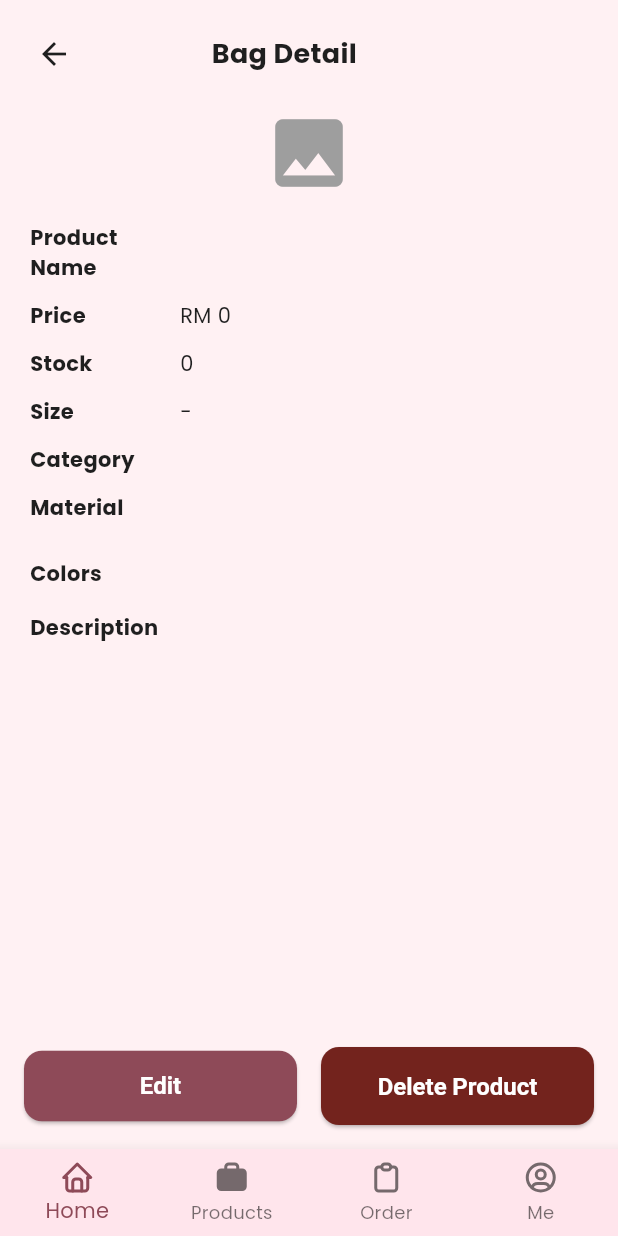
After one commit to adamimrn22/MAP_Flutter_Project_Wanderers, a Flutter app: the SellerPreviewBagScreen screen opened by its route, on a phone screen of 412 x 824 dp. The commit adds this screen. Run offline on Flutter 3.47's test engine with Material 3 defaults, Android fonts, the phone set to English and light mode, and no system bars; our stand-ins replace cloud_firestore, firebase_auth, firebase_core, flutter_tabler_icons, go_router, google_fonts and 2 more; accounts and stored records are empty.

Commit message:
created preview bag page and delete bag function

```diff
--- a/lib/routing/router.dart
+++ b/lib/routing/router.dart
@@ -29,6 +29,7 @@ import 'package:mycrochetbag/ui/seller/widget/seller_main_screen.dart';
 import 'package:mycrochetbag/ui/customer/customer_profile/customer_profile_screen.dart';
 import 'package:mycrochetbag/ui/admin/widgets/admin_profile_screen.dart';
 import 'package:mycrochetbag/ui/seller/seller_manage_bag/seller_add_bag/widget/seller_addbag_screen.dart';
+import 'package:mycrochetbag/ui/seller/seller_manage_bag/seller_preview_bag/widgets/seller_previewBag_screen.dart';
 
 
 final _rootNavigatorKey = GlobalKey<NavigatorState>();
@@ -173,6 +174,10 @@ GoRouter router(AuthServices authServices) => GoRouter(
           path: Routes.sellerAddBag, // '/seller/add-bag'
           builder: (context, state) => AddProductPage(),
         ),
+        GoRoute(
+          path: Routes.sellerPreviewBag, // '/seller/preview-bag'
+          builder: (context, state) => const SellerPreviewBagScreen(productId: '',), // Or with data if needed
+        ),
 
       ],
     ),
--- a/lib/routing/routes.dart
+++ b/lib/routing/routes.dart
@@ -19,6 +19,8 @@ abstract final class Routes {
   static const sellerProduct = '/seller/products';
   static const sellerOrders = '/seller/orders';
   static const sellerAddBag = '/seller/add-bag';
+  static const sellerPreviewBag = '/seller/preview-bag';
+
 
 
   // Admin Route
--- /dev/null
+++ b/lib/ui/seller/seller_manage_bag/seller_preview_bag/widgets/seller_previewBag_screen.dart
@@ -0,0 +1,249 @@
+import 'package:flutter/material.dart';
+import 'package:cloud_firestore/cloud_firestore.dart';
+import 'package:mycrochetbag/firebase_services.dart';
+
+class SellerPreviewBagScreen extends StatefulWidget {
+  final String productId;
+
+  const SellerPreviewBagScreen({super.key, required this.productId});
+
+  @override
+  State<SellerPreviewBagScreen> createState() => _SellerPreviewBagScreenState();
+}
+
+class _SellerPreviewBagScreenState extends State<SellerPreviewBagScreen> {
+  final FirestoreServices _firestoreService = FirestoreServices();
+
+  late PageController _pageController;
+  int _currentImageIndex = 0;
+
+  Map<String, dynamic>? _productData;
+  bool _loading = true;
+
+  @override
+  void initState() {
+    super.initState();
+    _pageController = PageController();
+    _fetchProduct();
+  }
+
+  void _fetchProduct() async {
+    final doc = await FirebaseFirestore.instance.collection('products').doc(widget.productId).get();
+    if (doc.exists) {
+      setState(() {
+        _productData = doc.data()!;
+        _loading = false;
+      });
+    } else {
+      setState(() {
+        _productData = null;
+        _loading = false;
+      });
+    }
+  }
+
+  @override
+  void dispose() {
+    _pageController.dispose();
+    super.dispose();
+  }
+
+  Future<void> _confirmDelete() async {
+    final confirmed = await showDialog<bool>(
+      context: context,
+      builder: (context) => AlertDialog(
+        title: const Text('Confirm Delete'),
+        content: const Text('Are you sure you want to delete this product?'),
+        actions: [
+          TextButton(
+            onPressed: () => Navigator.pop(context, false),
+            child: const Text('Cancel'),
+          ),
+          TextButton(
+            onPressed: () => Navigator.pop(context, true),
+            child: const Text('Delete', style: TextStyle(color: Colors.red)),
+          ),
+        ],
+      ),
+    );
+
+    if (confirmed == true) {
+      try {
+        await _firestoreService.deleteProduct(widget.productId);
+        if (!mounted) return;
+        ScaffoldMessenger.of(context).showSnackBar(
+          const SnackBar(content: Text('Product deleted successfully')),
+        );
+        Navigator.pop(context);
+      } catch (e) {
+        ScaffoldMessenger.of(context).showSnackBar(
+          SnackBar(content: Text('Failed to delete: $e')),
+        );
+      }
+    }
+  }
+
+  @override
+  Widget build(BuildContext context) {
+    if (_loading) {
+      return const Scaffold(body: Center(child: CircularProgressIndicator()));
+    }
+
+    if (_productData == null) {
+      return const Scaffold(body: Center(child: Text('Product not found.')));
+    }
+
+    final images = List<String>.from(_productData!['images'] ?? []);
+
+    return Scaffold(
+      body: SafeArea(
+        child: Column(
+          children: [
+            // Header
+            Padding(
+              padding: const EdgeInsets.all(12),
+              child: Row(
+                children: [
+                  IconButton(
+                    icon: const Icon(Icons.arrow_back),
+                    onPressed: () => Navigator.pop(context),
+                  ),
+                  const Spacer(),
+                  const Text('Bag Detail', style: TextStyle(fontWeight: FontWeight.bold, fontSize: 18)),
+                  const Spacer(flex: 2),
+                ],
+              ),
+            ),
+
+            // Swipeable image
+            if (images.isNotEmpty)
+              Column(
+                children: [
+                  SizedBox(
+                    height: 180,
+                    width: 230,
+                    child: PageView.builder(
+                      controller: _pageController,
+                      itemCount: images.length,
+                      onPageChanged: (index) {
+                        setState(() {
+                          _currentImageIndex = index;
+                        });
+                      },
+                      itemBuilder: (context, index) {
+                        return Padding(
+                          padding: const EdgeInsets.symmetric(horizontal: 20),
+                          child: ClipRRect(
+                            borderRadius: BorderRadius.circular(12),
+                            child: Image.network(
+                              images[index],
+                              fit: BoxFit.cover,
+                              width: double.infinity,
+                            ),
+                          ),
+                        );
+                      },
+                    ),
+                  ),
+                  const SizedBox(height: 6),
+                  Row(
+                    mainAxisAlignment: MainAxisAlignment.center,
+                    children: List.generate(
+                      images.length,
+                      (index) => Container(
+                        margin: const EdgeInsets.symmetric(horizontal: 4),
+                        width: 8,
+                        height: 8,
+                        decoration: BoxDecoration(
+                          shape: BoxShape.circle,
+                          color: _currentImageIndex == index ? Colors.amber : Colors.grey.shade300,
+                        ),
+                      ),
+                    ),
+                  ),
+                ],
+              )
+            else
+              const Icon(Icons.image, size: 60, color: Colors.grey),
+
+            const SizedBox(height: 16),
+
+            Expanded(
+              child: SingleChildScrollView(
+                padding: const EdgeInsets.symmetric(horizontal: 20),
+                child: Column(
+                  crossAxisAlignment: CrossAxisAlignment.start,
+                  children: [
+                    _info("Product Name", _productData!['name']),
+                    _info("Price", 'RM ${_productData!['price']}'),
+                    _info("Stock", _productData!['stock'].toString()),
+                    _info("Size", (_productData!['sizes'] as List).isNotEmpty ? _productData!['sizes'][0] : '-'),
+                    _info("Category", _productData!['category']),
+                    _info("Material", _productData!['material']),
+                    const SizedBox(height: 12),
+                    const Text("Colors", style: TextStyle(fontWeight: FontWeight.bold)),
+                    const SizedBox(height: 4),
+                    ...(_productData!['colors'] as List).map((color) => Padding(
+                          padding: const EdgeInsets.only(left: 8, bottom: 4),
+                          child: Row(
+                            children: [
+                              const Icon(Icons.circle, size: 6),
+                              const SizedBox(width: 6),
+                              Text(color),
+                            ],
+                          ),
+                        )),
+                    const SizedBox(height: 12),
+                    const Text("Description", style: TextStyle(fontWeight: FontWeight.bold)),
+                    const SizedBox(height: 4),
+                    Text(_productData!['description']),
+                  ],
+                ),
+              ),
+            ),
+
+            // Buttons
+            Padding(
+              padding: const EdgeInsets.all(16),
+              child: Row(
+                children: [
+                  Expanded(
+                    child: ElevatedButton(
+                      onPressed: () {
+                        Navigator.pushNamed(context, '/editProduct', arguments: _productData);
+                      },
+                      child: const Text('Edit'),
+                    ),
+                  ),
+                  const SizedBox(width: 16),
+                  Expanded(
+                    child: ElevatedButton(
+                      onPressed: _confirmDelete,
+                      style: ElevatedButton.styleFrom(
+                        backgroundColor: const Color.fromARGB(255, 115, 35, 29),
+                      ),
+                      child: const Text('Delete Product'),
+                    ),
+                  ),
+                ],
+              ),
+            )
+          ],
+        ),
+      ),
+    );
+  }
+
+  Widget _info(String label, String value) {
+    return Padding(
+      padding: const EdgeInsets.only(bottom: 12),
+      child: Row(
+        crossAxisAlignment: CrossAxisAlignment.start,
+        children: [
+          SizedBox(width: 100, child: Text(label, style: const TextStyle(fontWeight: FontWeight.bold))),
+          Expanded(child: Text(value)),
+        ],
+      ),
+    );
+  }
+}
```
Also changed, not shown: lib/ui/seller/seller_product/widget/seller_product_screen.dart (+9 -1 lines).
